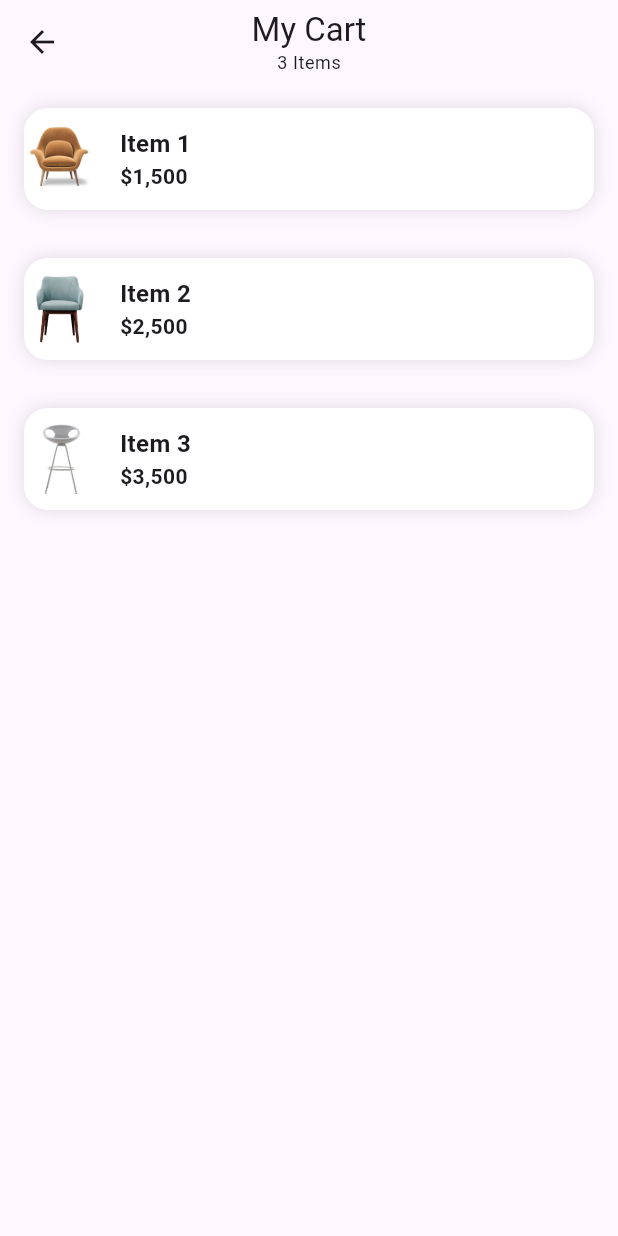
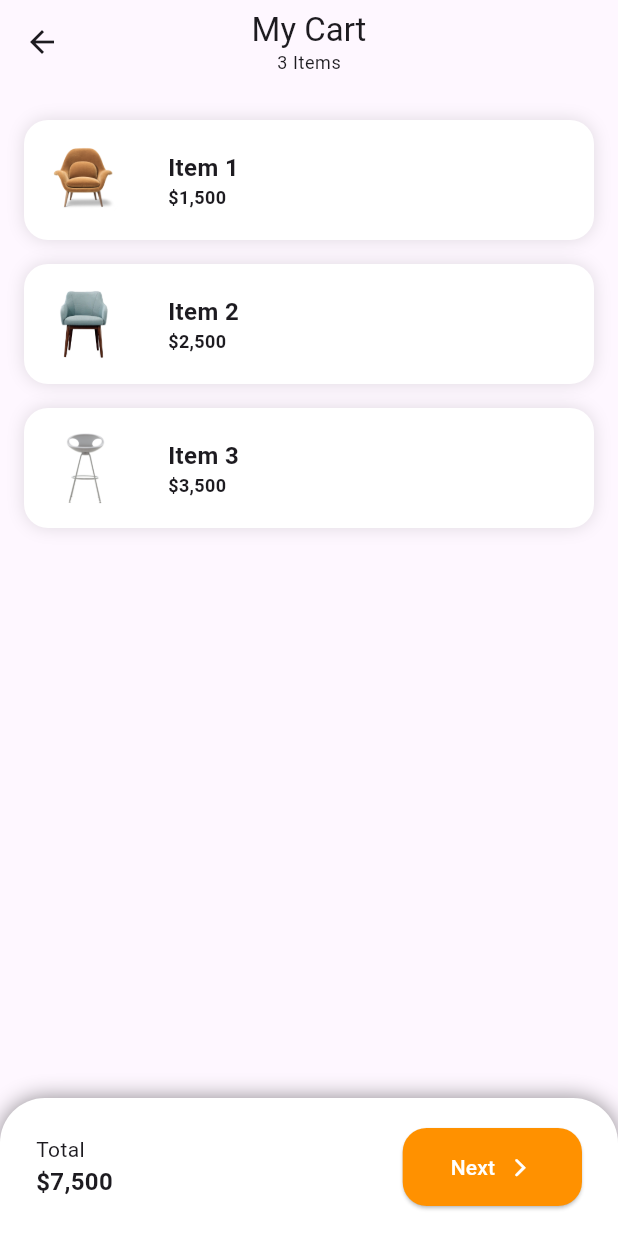
Before and after one commit to MrPouyaSaad/cart_screen, a Flutter app: the screen it shows after launch, on a phone screen of 412 x 824 dp. Run offline on Flutter 3.47's test engine with Material 2 defaults, Android fonts, the phone set to English and light mode, and no system bars.

Commit message:
Add Bottom Navigation Bar

```diff
--- a/lib/cart.dart
+++ b/lib/cart.dart
@@ -1,4 +1,5 @@
 import 'package:cart_screen/product.dart';
+import 'package:flutter/cupertino.dart';
 import 'package:flutter/material.dart';
 
 class CartScreen extends StatefulWidget {
@@ -30,27 +31,91 @@ class _CartScreenState extends State<CartScreen> {
   Widget build(BuildContext context) {
     ThemeData themeData = Theme.of(context);
     return Scaffold(
-      appBar: AppBar(
-        centerTitle: true,
-        title: Column(
+      appBar: myAppBar(themeData),
+      bottomNavigationBar: Container(
+        height: 92,
+        padding: const EdgeInsets.symmetric(
+          horizontal: 24,
+        ),
+        decoration: const BoxDecoration(
+          color: Colors.white,
+          borderRadius: BorderRadius.only(
+            topLeft: Radius.circular(30.0),
+            topRight: Radius.circular(30.0),
+          ),
+          boxShadow: [
+            BoxShadow(
+              color: Colors.black45,
+              blurRadius: 12.0,
+            )
+          ],
+        ),
+        child: Row(
+          mainAxisAlignment: MainAxisAlignment.spaceBetween,
           children: [
-            const Text('My Cart'),
-            Text(
-              '3 Items',
-              style: themeData.textTheme.bodySmall,
+            const Text.rich(
+              TextSpan(
+                text: 'Total\n',
+                children: [
+                  TextSpan(
+                    text: '\$7,500',
+                    style: TextStyle(
+                      fontWeight: FontWeight.bold,
+                      fontSize: 16,
+                    ),
                   ),
                 ],
               ),
-        leading: const BackButton(),
+            ),
+            Directionality(
+              textDirection: TextDirection.rtl,
+              child: ElevatedButton.icon(
+                onPressed: () {},
+                style: ElevatedButton.styleFrom(
+                  alignment: Alignment.center,
+                  backgroundColor: Colors.orangeAccent[400],
+                  foregroundColor: Colors.white,
+                  padding:
+                      const EdgeInsets.symmetric(horizontal: 32, vertical: 16),
+                  shape: RoundedRectangleBorder(
+                    borderRadius: BorderRadius.circular(16.0),
+                  ),
+                ),
+                icon: const Icon(CupertinoIcons.back),
+                label: const Text(
+                  'Next',
+                ),
+              ),
+            ),
+          ],
+        ),
       ),
       body: ListView.builder(
+        padding: const EdgeInsets.only(top: 16, bottom: 16),
         itemCount: products.length,
         itemBuilder: (context, index) {
           final product = products[index];
+          return CartItem(product: product);
+        },
+      ),
+    );
+  }
+}
+
+class CartItem extends StatelessWidget {
+  const CartItem({
+    super.key,
+    required this.product,
+  });
+
+  final Product product;
+
+  @override
+  Widget build(BuildContext context) {
     return Container(
       width: double.infinity,
-            height: 68,
-            margin: const EdgeInsets.symmetric(horizontal: 16, vertical: 16),
+      margin: const EdgeInsets.symmetric(horizontal: 16, vertical: 8),
+      padding: const EdgeInsets.symmetric(horizontal: 16, vertical: 16),
       decoration: BoxDecoration(
         borderRadius: BorderRadius.circular(16.0),
         color: Colors.white,
@@ -68,16 +133,16 @@ class _CartScreenState extends State<CartScreen> {
             height: 48,
           ),
           const SizedBox(
-                  width: 16,
+            width: 32,
           ),
           Text.rich(
             TextSpan(
               text: '${product.title} \n',
-                    style: TextStyle(fontSize: 16, fontWeight: FontWeight.bold),
+              style: const TextStyle(fontSize: 16, fontWeight: FontWeight.bold),
               children: [
                 TextSpan(
                   text: product.price,
-                        style: TextStyle(fontSize: 14),
+                  style: const TextStyle(fontSize: 12),
                 )
               ],
             ),
@@ -85,8 +150,21 @@ class _CartScreenState extends State<CartScreen> {
         ],
       ),
     );
-        },
+  }
+}
+
+AppBar myAppBar(ThemeData themeData) {
+  return AppBar(
+    centerTitle: true,
+    title: Column(
+      children: [
+        const Text('My Cart'),
+        Text(
+          '3 Items',
+          style: themeData.textTheme.bodySmall,
         ),
+      ],
+    ),
+    leading: const BackButton(),
   );
 }
-}
```
Lines whose indentation alone changed are shown as unchanged.
